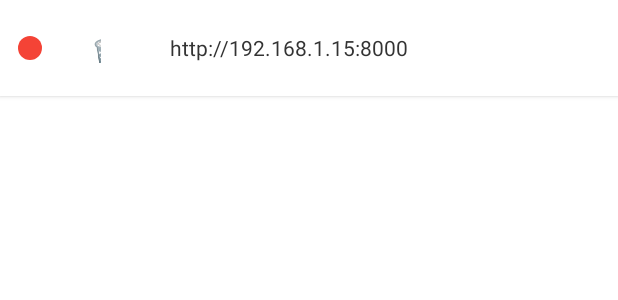
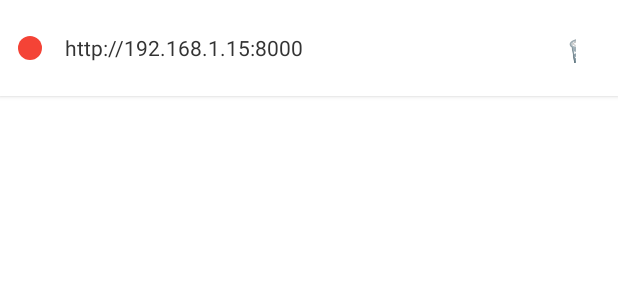
Before and after one commit to Automatic-Anywhere/file-share-app, an Android app: the layout item_history.xml on its own in the app's theme, with its tools: preview values and no code run, on a phone screen of 412 x 824 dp. Shown: the top 300 px of the screen. Run offline under Robolectric (Android 15) with nearby library versions, the phone set to English and light mode, and no system bars.

Commit message:
Update item_history.xml

```diff
--- a/app/src/main/res/layout/item_history.xml
+++ b/app/src/main/res/layout/item_history.xml
@@ -17,17 +17,7 @@
         android:background="@drawable/circle_red"
         android:layout_marginRight="15dp" />
 
-    <!-- Nút Xóa -->
-    <Button
-        android:id="@+id/btnDelete"
-        android:layout_width="40dp"
-        android:layout_height="40dp"
-        android:text="🗑️"
-        android:background="?attr/selectableItemBackgroundBorderless"
-        android:textSize="20sp"
-        android:layout_marginRight="30dp" />
-
-    <!-- Đường dẫn URL -->
+    <!-- Đường dẫn URL (Nằm ở giữa) -->
     <TextView
         android:id="@+id/tvUrl"
         android:layout_width="0dp"
@@ -37,4 +27,14 @@
         android:textColor="#333"
         android:text="http://192.168.1.15:8000" />
 
+    <!-- Nút Xóa (Đưa về bên phải) -->
+    <Button
+        android:id="@+id/btnDelete"
+        android:layout_width="40dp"
+        android:layout_height="40dp"
+        android:text="🗑️"
+        android:background="?attr/selectableItemBackgroundBorderless"
+        android:textSize="20sp"
+        android:layout_marginLeft="15dp" />
+
 </LinearLayout>
```
